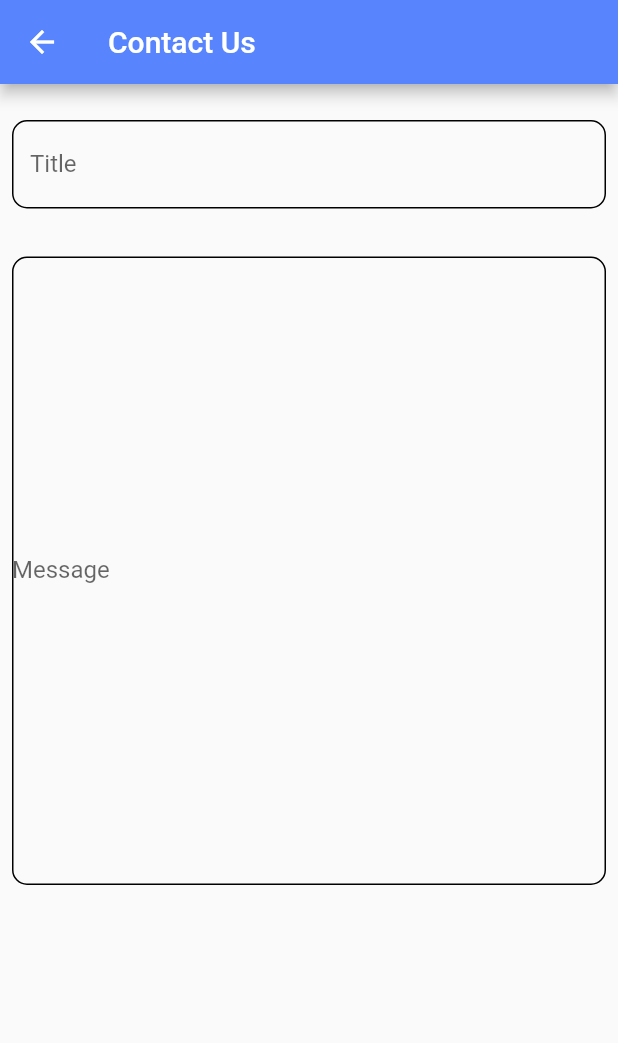
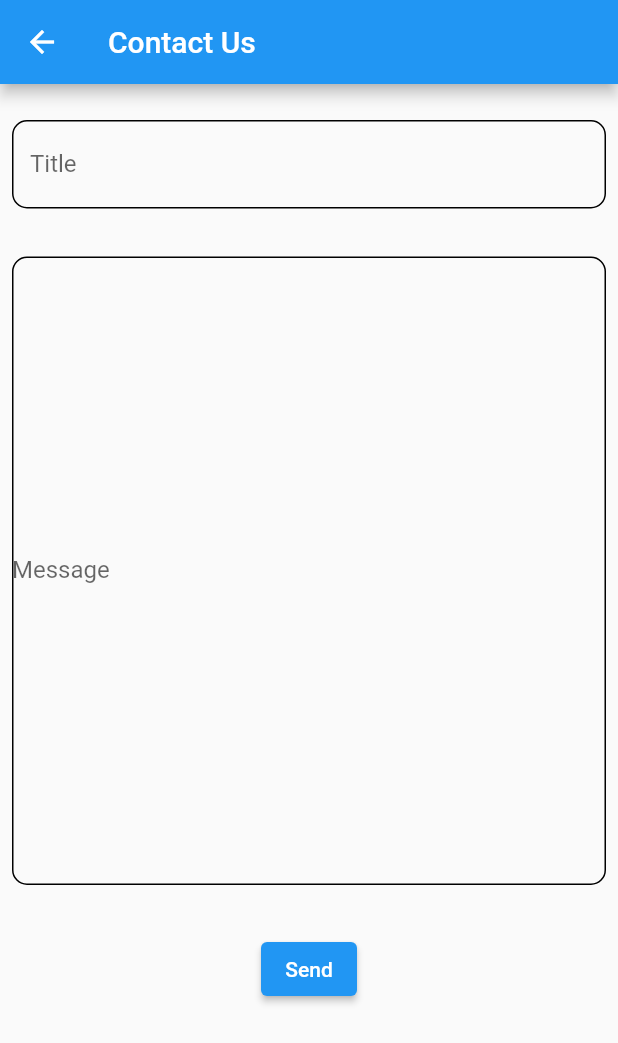
Before and after one commit to Careergy/Careergy-Applicant, a Flutter app: the SearchScreen screen opened directly, after a tap on the "menu" icon, after a tap on "Contact us", on a phone screen of 412 x 824 dp. Shown: the top 1043 px of the screen. Run offline on Flutter 3.47's test engine with Material 2 defaults, Android fonts, the phone set to English and light mode, and no system bars; our stand-ins replace cloud_firestore, file_picker, firebase_auth, firebase_core, firebase_storage, image_picker and 1 more; missing offline and left inert: dart:ffi, dart:html, flutter_document_picker, syncfusion_flutter_pdfviewer; accounts and stored records are empty.

Commit message:
Contact us and a bit of search

```diff
--- a/lib/main.dart
+++ b/lib/main.dart
@@ -40,7 +40,7 @@ class MyApp extends StatelessWidget {
           child: StreamBuilder(
             stream: FirebaseAuth.instance.authStateChanges(),
             builder: (context, snapshot) {
-              if (snapshot.hasData || false) {
+              if (snapshot.hasData || true) {
                 // to save time add (|| true)
                 return const BottomNavBar();
               } else {
--- a/lib/screens/contact_us_screen.dart
+++ b/lib/screens/contact_us_screen.dart
@@ -2,36 +2,63 @@ import 'package:careergy_mobile/widgets/custom_textfieldform.dart';
 import 'package:flutter/material.dart';
 import 'package:flutter/src/widgets/framework.dart';
 import 'package:flutter/src/widgets/placeholder.dart';
-
+import 'package:cloud_firestore/cloud_firestore.dart';
+import 'package:firebase_core/firebase_core.dart';
 import '../constants.dart';
 
 class ContactUsScreen extends StatefulWidget {
-  const ContactUsScreen({super.key});
+  const ContactUsScreen({Key? key}) : super(key: key);
 
   @override
   State<ContactUsScreen> createState() => _ContactUsScreenState();
 }
 
 class _ContactUsScreenState extends State<ContactUsScreen> {
+  final _formKey = GlobalKey<FormState>();
+  final _titleController = TextEditingController();
+  final _messageController = TextEditingController();
+
+  void _sendData() {
+    final title = _titleController.text;
+    final message = _messageController.text;
+
+    if (title.isNotEmpty && message.isNotEmpty) {
+      final database = FirebaseFirestore.instance;
+      database.collection('ApplicantComplaints').add({
+        'title': title,
+        'message': message,
+        'timestamp': DateTime.now().millisecondsSinceEpoch,
+      });
+      _titleController.clear();
+      _messageController.clear();
+      ScaffoldMessenger.of(context).showSnackBar(
+        SnackBar(
+          content: Text('Message sent successfully!'),
+        ),
+      );
+    }
+  }
+
   @override
   Widget build(BuildContext context) {
     return Scaffold(
       appBar: AppBar(
-        backgroundColor: kBlue,
-        title: Text('Contact Us'),
+        backgroundColor: Colors.blue,
+        title: const Text('Contact Us'),
       ),
       body: Padding(
         padding: const EdgeInsets.all(8.0),
+        child: Form(
+          key: _formKey,
           child: Column(
             mainAxisAlignment: MainAxisAlignment.start,
             children: [
               SizedBox(height: 16),
               CustomTextField(
                 label: 'Title',
-              hint: 'hint',
-              onChanged: (v) {
-                print(v);
-              },
+                hint: 'Enter the title of your message',
+                controller: _titleController,
+                onChanged: (value) {},
                 validator: (value) {
                   if (value.isEmpty) {
                     return 'Please enter the Title';
@@ -44,17 +71,26 @@ class _ContactUsScreenState extends State<ContactUsScreen> {
                 contentPadding: const EdgeInsets.symmetric(vertical: 200),
                 label: 'Message',
                 hint: 'Enter the message',
-              onChanged: (v) {
-                print(v);
-              },
+                controller: _messageController,
+                onChanged: (value) {},
                 validator: (value) {
                   if (value.isEmpty) {
                     return 'Please enter the message';
                   }
                   return null;
                 },
-            )
+              ),
+              SizedBox(height: 32),
+              ElevatedButton(
+                onPressed: () {
+                  if (_formKey.currentState!.validate()) {
+                    _sendData();
+                  }
+                },
+                child: const Text('Send'),
+              ),
             ],
+          ),
         ),
       ),
     );
--- a/lib/screens/search_screen.dart
+++ b/lib/screens/search_screen.dart
@@ -2,51 +2,89 @@ import 'package:careergy_mobile/screens/company_profile.dart';
 import 'package:careergy_mobile/screens/contact_company.dart';
 import 'package:careergy_mobile/widgets/custom_appbar.dart';
 import 'package:careergy_mobile/widgets/custom_drawer.dart';
+import 'package:cloud_firestore/cloud_firestore.dart';
 import 'package:flutter/material.dart';
 import 'package:flutter/src/widgets/framework.dart';
 import '../constants.dart';
+import 'package:flutter/material.dart';
+import 'package:cloud_firestore/cloud_firestore.dart';
+import 'package:firebase_core/firebase_core.dart';
+
+import 'package:flutter/material.dart';
+import 'package:cloud_firestore/cloud_firestore.dart';
+import 'package:firebase_core/firebase_core.dart';
 
 class SearchScreen extends StatefulWidget {
-  const SearchScreen({super.key});
+  const SearchScreen({Key? key}) : super(key: key);
 
   @override
-  State<SearchScreen> createState() => _SearchScreenState();
+  _SearchScreenState createState() => _SearchScreenState();
 }
 
 class _SearchScreenState extends State<SearchScreen> {
+  final TextEditingController _searchController = TextEditingController();
+  String _searchText = '';
+
+  void _search() {
+    setState(() {
+      _searchText = _searchController.text.trim();
+    });
+  }
+
   @override
   Widget build(BuildContext context) {
     return Scaffold(
-      drawer: CustomDrawer(),
+      drawer: const CustomDrawer(),
       appBar: const CustomAppBar(title: 'Search'),
       body: SingleChildScrollView(
         child: Padding(
           padding: const EdgeInsets.all(8.0),
           child: Column(
-            mainAxisAlignment: MainAxisAlignment.center,
-            crossAxisAlignment: CrossAxisAlignment.center,
+            crossAxisAlignment: CrossAxisAlignment.stretch,
             children: [
-              Text(
-                'Search Screen',
+              TextField(
+                controller: _searchController,
+                decoration: const InputDecoration(
+                  hintText: 'Search...',
+                ),
               ),
               ElevatedButton(
-                onPressed: () {
-                  Navigator.push(
-                      context,
-                      MaterialPageRoute(
-                          builder: (context) => const CompanyProfile()));
+                onPressed: _search,
+                child: const Text('Search'),
+              ),
+              const SizedBox(height: 16),
+              StreamBuilder<QuerySnapshot>(
+                stream: FirebaseFirestore.instance
+                    .collection('companies')
+                    .where('name', isGreaterThanOrEqualTo: _searchText)
+                    .where('name', isLessThan: '${_searchText}z')
+                    .snapshots(),
+                builder: (context, snapshot) {
+                  if (snapshot.hasData) {
+                    print('has data');
+                    final List<DocumentSnapshot> documents =
+                        snapshot.data!.docs;
+                    return ListView.builder(
+                      shrinkWrap: true,
+                      itemCount: documents.length,
+                      itemBuilder: (context, index) {
+                        final Map<String, dynamic> data =
+                            documents[index].data() as Map<String, dynamic>;
+                        return ListTile(
+                          title: Text(data['name']),
+                          subtitle: Text(data['phone']),
+                        );
+                      },
+                    );
+                  } else if (snapshot.hasError) {
+                    print('has error');
+                    return Text('Error: ${snapshot.error}');
+                  } else {
+                    print('else');
+                    return const Center(child: CircularProgressIndicator());
+                  }
                 },
-                child: Text('company profile'),
               ),
-              ElevatedButton(
-                onPressed: () {
-                  Navigator.push(
-                      context,
-                      MaterialPageRoute(
-                          builder: (context) => const ContactCompany()));
-                },
-                child: Text('contact company'),
-              )
             ],
           ),
         ),
--- a/lib/widgets/custom_textfieldform.dart
+++ b/lib/widgets/custom_textfieldform.dart
@@ -1,32 +1,28 @@
 import 'package:careergy_mobile/constants.dart';
 import 'package:flutter/material.dart';
 
-// A custom text field form that has a label and a hint text.
-// also has a validator to check if the input is empty or not.
-// aslo has a theme that works with ios and android.
 class CustomTextField extends StatelessWidget {
   final String label;
   final String hint;
-  Function onChanged;
-  Function validator;
-  EdgeInsetsGeometry? contentPadding;
+  final Function onChanged;
+  final Function validator;
+  final EdgeInsetsGeometry? contentPadding;
+  final TextEditingController? controller;
 
   CustomTextField({
-    super.key,
+    Key? key,
     required this.label,
     required this.hint,
     required this.onChanged,
     required this.validator,
     this.contentPadding,
-  });
+    required this.controller,
+  }) : super(key: key);
 
   @override
   Widget build(BuildContext context) {
-    // A custom text field form that has a label and a hint text.
-// also has a validator to check if the input is empty or not.
-// aslo has a theme that works with ios and android.
     return TextFormField(
-      cursorColor: kBlue,
+      cursorColor: Colors.blue,
       decoration: InputDecoration(
         contentPadding: contentPadding,
         labelText: label,
@@ -44,9 +40,9 @@ class CustomTextField extends StatelessWidget {
         focusColor: Colors.black,
         fillColor: Colors.black,
       ),
-      //validator: (value) => validator(value),
-      //TODO: check correctnes of this line
-      //onChanged: (value) => onChanged(value),
+      controller: controller,
+      onChanged: (value) => onChanged(value),
+      validator: (value) => validator(value),
     );
   }
 }
```
Also changed, not shown: pubspec.lock, 1 other file. Lines whose indentation alone changed are shown as unchanged.
